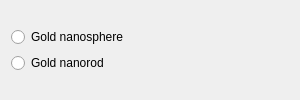
Above: AdenitaCoreSE/form/SETaggingEditorGUI.ui from edellano/Adenita-SAMSON-Edition before the change. Below: the same form after it.
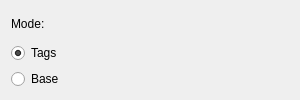
That is the form after the change.

Commit message: Adding base change to magic wand

Diff of the .ui file:
```diff
--- a/AdenitaCoreSE/form/SETaggingEditorGUI.ui
+++ b/AdenitaCoreSE/form/SETaggingEditorGUI.ui
@@ -22,17 +22,27 @@
   <layout class="QVBoxLayout" name="verticalLayout">
    <item>
     <layout class="QGridLayout" name="gridLayout">
-     <item row="0" column="0">
-      <widget class="QRadioButton" name="rdbNanosphere">
-       <property name="text">
-        <string>Gold nanosphere</string>
-       </property>
-      </widget>
-     </item>
      <item row="1" column="0">
       <widget class="QRadioButton" name="rdbNanorod">
        <property name="text">
-        <string>Gold nanorod</string>
+        <string>Tags</string>
+       </property>
+       <property name="checked">
+        <bool>true</bool>
+       </property>
+      </widget>
+     </item>
+     <item row="0" column="0">
+      <widget class="QLabel" name="label">
+       <property name="text">
+        <string>Mode:</string>
+       </property>
+      </widget>
+     </item>
+     <item row="2" column="0">
+      <widget class="QRadioButton" name="rdoBase">
+       <property name="text">
+        <string>Base</string>
        </property>
       </widget>
      </item>
```
Left out of the diff: 24 changed lines with no effect on the pictures. The commit also changes 4 other files.
